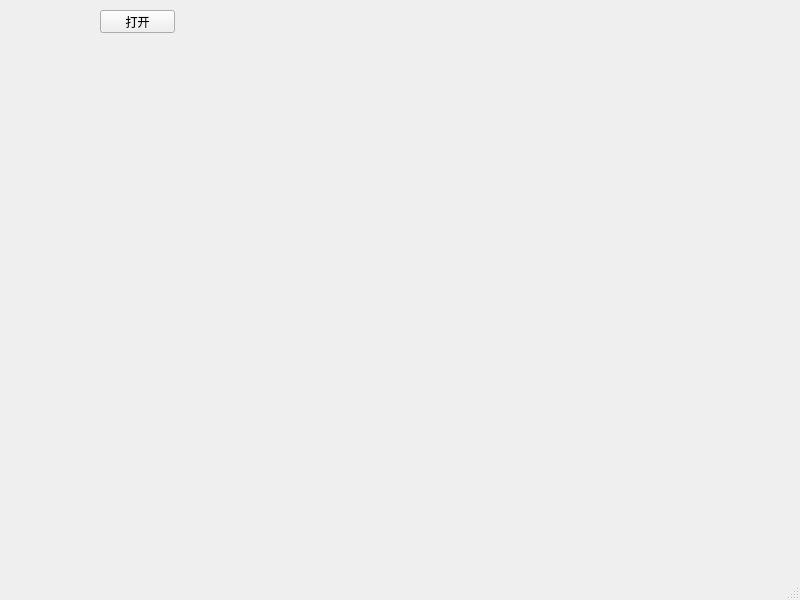
First picture: the form in QTProject/KeytoCANTooling/mainwindow.ui, repository mohaifeng/KeytoRepository, before the edit.
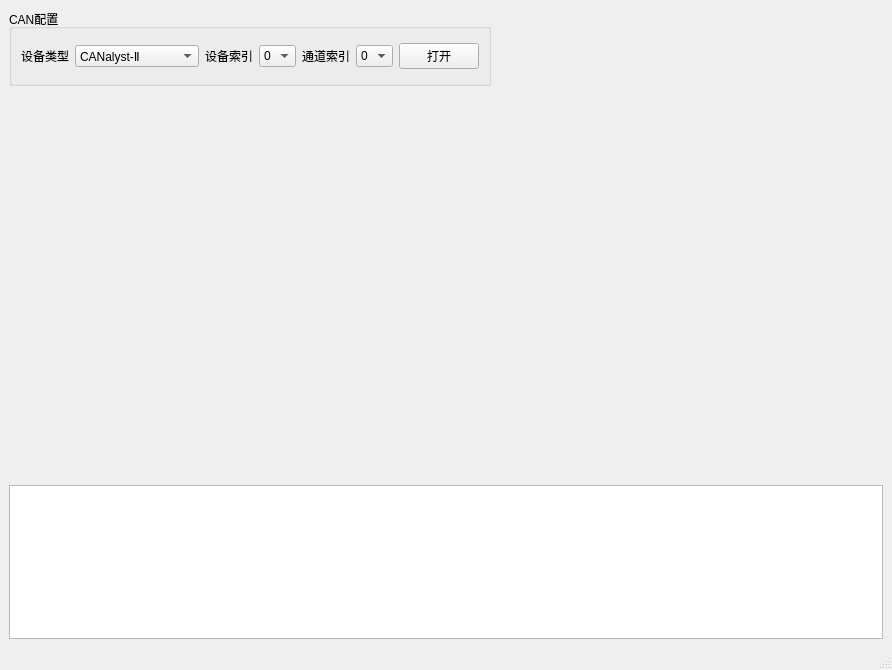
Second picture: the form after the edit. Custom widgets are drawn as their Qt base class.

```diff
--- a/QTProject/KeytoCANTooling/mainwindow.ui
+++ b/QTProject/KeytoCANTooling/mainwindow.ui
@@ -6,27 +6,158 @@
    <rect>
     <x>0</x>
     <y>0</y>
-    <width>800</width>
-    <height>600</height>
+    <width>892</width>
+    <height>670</height>
    </rect>
   </property>
   <property name="windowTitle">
    <string>MainWindow</string>
   </property>
   <widget class="QWidget" name="centralwidget">
-   <widget class="QPushButton" name="OpenPortpushButton">
-    <property name="geometry">
-     <rect>
-      <x>100</x>
-      <y>10</y>
-      <width>75</width>
-      <height>23</height>
-     </rect>
-    </property>
-    <property name="text">
-     <string>打开</string>
-    </property>
-   </widget>
+   <layout class="QVBoxLayout" name="verticalLayout" stretch="1,5,2">
+    <item>
+     <layout class="QHBoxLayout" name="horizontalLayout_5">
+      <item>
+       <widget class="QGroupBox" name="groupBox">
+        <property name="title">
+         <string>CAN配置</string>
+        </property>
+        <layout class="QHBoxLayout" name="horizontalLayout_4">
+         <item>
+          <layout class="QHBoxLayout" name="horizontalLayout">
+           <item>
+            <widget class="QLabel" name="label">
+             <property name="text">
+              <string>设备类型</string>
+             </property>
+            </widget>
+           </item>
+           <item>
+            <widget class="QComboBox" name="DevTypecomboBox">
+             <item>
+              <property name="text">
+               <string>CANalyst-Ⅱ</string>
+              </property>
+             </item>
+             <item>
+              <property name="text">
+               <string>HCANBUS Mini-Ⅱ</string>
+              </property>
+             </item>
+            </widget>
+           </item>
+          </layout>
+         </item>
+         <item>
+          <layout class="QHBoxLayout" name="horizontalLayout_2">
+           <item>
+            <widget class="QLabel" name="label_2">
+             <property name="text">
+              <string>设备索引</string>
+             </property>
+            </widget>
+           </item>
+           <item>
+            <widget class="QComboBox" name="DevIdexcomboBox">
+             <item>
+              <property name="text">
+               <string>0</string>
+              </property>
+             </item>
+             <item>
+              <property name="text">
+               <string>1</string>
+              </property>
+             </item>
+            </widget>
+           </item>
+          </layout>
+         </item>
+         <item>
+          <layout class="QHBoxLayout" name="horizontalLayout_3">
+           <item>
+            <widget class="QLabel" name="label_3">
+             <property name="text">
+              <string>通道索引</string>
+             </property>
+            </widget>
+           </item>
+           <item>
+            <widget class="QComboBox" name="CANIdexcomboBox">
+             <item>
+              <property name="text">
+               <string>0</string>
+              </property>
+             </item>
+             <item>
+              <property name="text">
+               <string>1</string>
+              </property>
+             </item>
+            </widget>
+           </item>
+          </layout>
+         </item>
+         <item>
+          <widget class="QPushButton" name="OpenCANpushButton">
+           <property name="text">
+            <string>打开</string>
+           </property>
+          </widget>
+         </item>
+        </layout>
+       </widget>
+      </item>
+      <item>
+       <spacer name="horizontalSpacer">
+        <property name="orientation">
+         <enum>Qt::Horizontal</enum>
+        </property>
+        <property name="sizeHint" stdset="0">
+         <size>
+          <width>40</width>
+          <height>20</height>
+         </size>
+        </property>
+       </spacer>
+      </item>
+     </layout>
+    </item>
+    <item>
+     <layout class="QHBoxLayout" name="horizontalLayout_6" stretch="1,1">
+      <item>
+       <spacer name="horizontalSpacer_2">
+        <property name="orientation">
+         <enum>Qt::Horizontal</enum>
+        </property>
+        <property name="sizeHint" stdset="0">
+         <size>
+          <width>438</width>
+          <height>20</height>
+         </size>
+        </property>
+       </spacer>
+      </item>
+      <item>
+       <widget class="QChartView" name="chartwidget" native="true">
+        <property name="mouseTracking">
+         <bool>false</bool>
+        </property>
+       </widget>
+      </item>
+     </layout>
+    </item>
+    <item>
+     <widget class="QPlainTextEdit" name="LogplainTextEdit">
+      <property name="sizePolicy">
+       <sizepolicy hsizetype="Preferred" vsizetype="Preferred">
+        <horstretch>0</horstretch>
+        <verstretch>0</verstretch>
+       </sizepolicy>
+      </property>
+     </widget>
+    </item>
+   </layout>
   </widget>
   <widget class="QMenuBar" name="menubar">
    <property name="geometry">
@@ -40,6 +171,14 @@
   </widget>
   <widget class="QStatusBar" name="statusbar"/>
  </widget>
+ <customwidgets>
+  <customwidget>
+   <class>QChartView</class>
+   <extends>QWidget</extends>
+   <header>QtCharts</header>
+   <container>1</container>
+  </customwidget>
+ </customwidgets>
  <resources/>
  <connections/>
 </ui>
```
Left out of the diff: 2 changed lines with no effect on the pictures.
